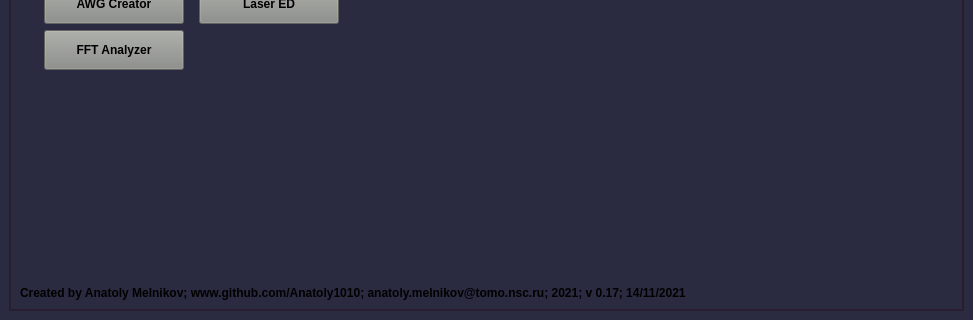
First picture: the form in atomize/main/gui/main_window.ui, repository Anatoly1010/Atomize_NIOCH, before the edit; both pictures show x 0 to 973 and y 305 to 625 of the 973 by 625 pixel window.
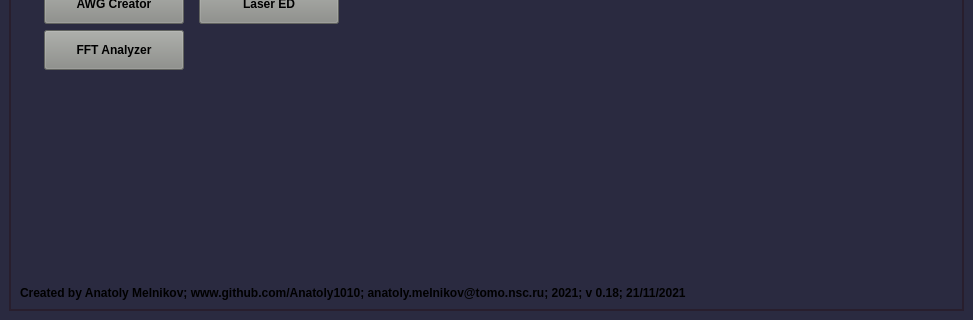
Second picture: the form after the edit. The open tabs and pages were chosen to show the change. Custom widgets are drawn as their Qt base class.

Diff of the .ui file:
```diff
--- a/atomize/main/gui/main_window.ui
+++ b/atomize/main/gui/main_window.ui
@@ -603,7 +603,7 @@
            </font>
           </property>
           <property name="text">
-           <string>Created by Anatoly Melnikov; www.github.com/Anatoly1010; anatoly.melnikov@tomo.nsc.ru; 2021; v 0.17; 14/11/2021</string>
+           <string>Created by Anatoly Melnikov; www.github.com/Anatoly1010; anatoly.melnikov@tomo.nsc.ru; 2021; v 0.18; 21/11/2021</string>
           </property>
          </widget>
         </item>
```
Left out of the diff: 17 changed lines with no effect on the pictures.
